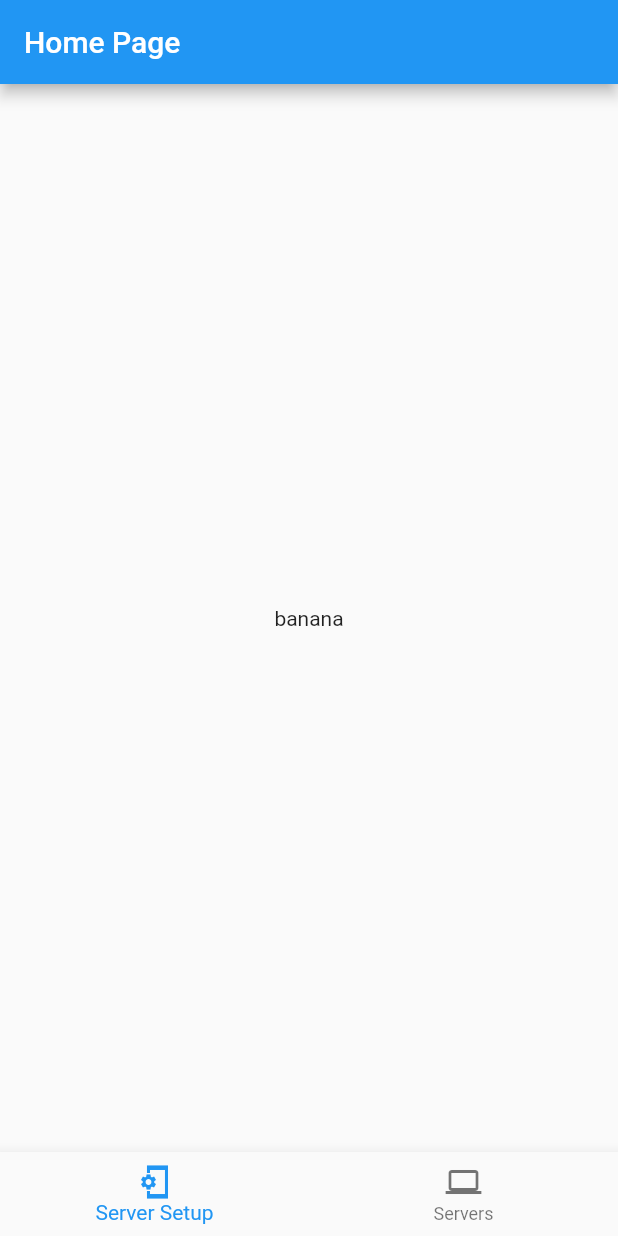
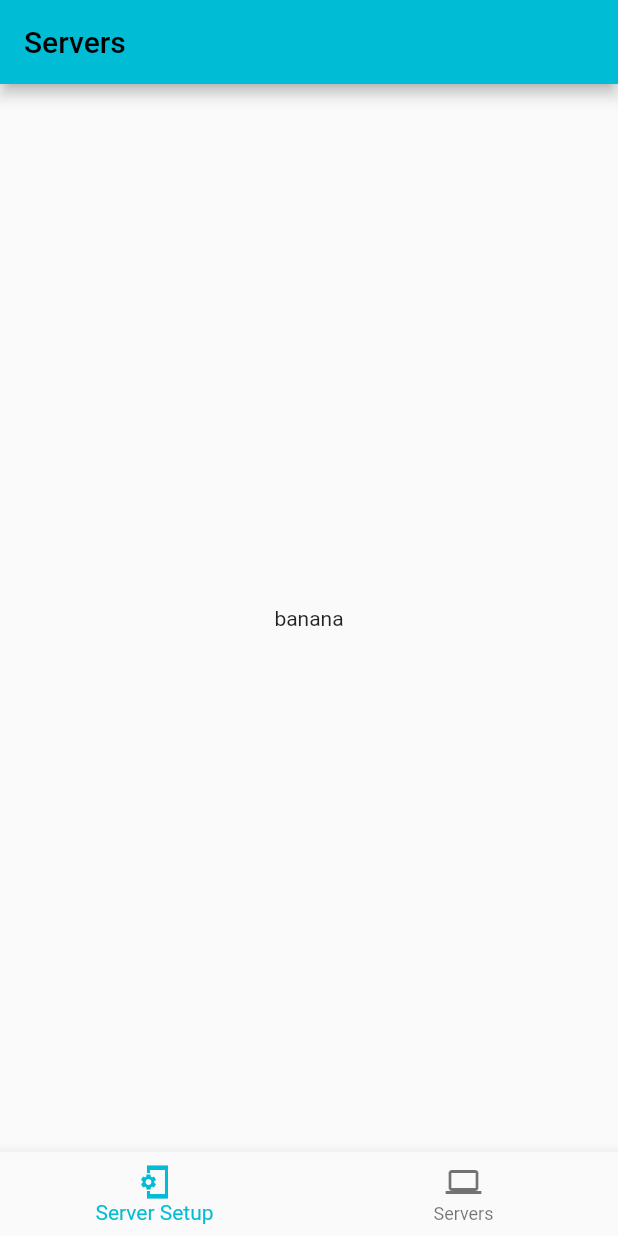
Before and after one commit to RobKabob1/uptime, a Flutter app: the screen it shows after launch, on a phone screen of 412 x 824 dp. Run offline on Flutter 3.47's test engine with Material 2 defaults, Android fonts, the phone set to English and light mode, and no system bars; our stand-ins replace go_router.

Commit message:
Setup Routing

```diff
--- a/lib/main.dart
+++ b/lib/main.dart
@@ -1,4 +1,5 @@
 import 'package:flutter/material.dart';
+import 'package:uptime/router.dart';
 
 void main() {
   runApp(const MyApp());
@@ -9,46 +10,13 @@ class MyApp extends StatelessWidget {
 
   @override
   Widget build(BuildContext context) {
-    return MaterialApp(
+    return MaterialApp.router(
+      routerConfig: router1,
+      debugShowCheckedModeBanner: false,
       title: 'Uptime',
       theme: ThemeData(
-        primarySwatch: Colors.blue,
+        primarySwatch: Colors.cyan,
       ),
-      home: const MyHomePage(title: 'Home Page'),
     );
   }
 }
-
-class MyHomePage extends StatefulWidget {
-  const MyHomePage({super.key, required this.title});
-
-  final String title;
-
-  @override
-  State<MyHomePage> createState() => _MyHomePageState();
-}
-
-class _MyHomePageState extends State<MyHomePage> {
-  @override
-  Widget build(BuildContext context) {
-    return Scaffold(
-        appBar: AppBar(
-          title: Text(widget.title),
-        ),
-        body: const Center(
-          child: Text("banana"),
-        ),
-        bottomNavigationBar: BottomNavigationBar(
-          items: const <BottomNavigationBarItem>[
-            BottomNavigationBarItem(
-              icon: Icon(Icons.phonelink_setup_sharp),
-              label: 'Server Setup',
-            ),
-            BottomNavigationBarItem(
-              icon: Icon(Icons.computer),
-              label: 'Servers',
-            ),
-          ],
-        ));
-  }
-}
--- /dev/null
+++ b/lib/router.dart
@@ -0,0 +1,25 @@
+import 'package:flutter/material.dart';
+import 'package:go_router/go_router.dart';
+import 'package:uptime/screens/servers.dart';
+import 'package:uptime/screens/serversetup.dart';
+
+final GoRouter router1 = GoRouter(
+  routes: <RouteBase>[
+    GoRoute(
+      path: '/',
+      builder: (BuildContext context, GoRouterState state) {
+        return const Servers(
+          title: 'Servers',
+        );
+      },
+      routes: <RouteBase>[
+        GoRoute(
+          path: 'serversetup',
+          builder: (BuildContext context, GoRouterState state) {
+            return const ServerSetup(title: 'ServerSetup');
+          },
+        ),
+      ],
+    ),
+  ],
+);
--- a/lib/screens/servers.dart
+++ b/lib/screens/servers.dart
@@ -0,0 +1,35 @@
+import 'package:flutter/material.dart';
+
+class Servers extends StatefulWidget {
+  const Servers({super.key, required this.title});
+
+  final String title;
+
+  @override
+  State<Servers> createState() => _ServersState();
+}
+
+class _ServersState extends State<Servers> {
+  @override
+  Widget build(BuildContext context) {
+    return Scaffold(
+        appBar: AppBar(
+          title: Text(widget.title),
+        ),
+        body: const Center(
+          child: Text("banana"),
+        ),
+        bottomNavigationBar: BottomNavigationBar(
+          items: const <BottomNavigationBarItem>[
+            BottomNavigationBarItem(
+              icon: Icon(Icons.phonelink_setup_sharp),
+              label: 'Server Setup',
+            ),
+            BottomNavigationBarItem(
+              icon: Icon(Icons.computer),
+              label: 'Servers',
+            ),
+          ],
+        ));
+  }
+}
--- a/lib/screens/serversetup.dart
+++ b/lib/screens/serversetup.dart
@@ -0,0 +1,15 @@
+import 'package:flutter/material.dart';
+
+class ServerSetup extends StatefulWidget {
+  const ServerSetup({super.key, required String title});
+
+  @override
+  State<ServerSetup> createState() => _ServerSetupState();
+}
+
+class _ServerSetupState extends State<ServerSetup> {
+  @override
+  Widget build(BuildContext context) {
+    return const Placeholder();
+  }
+}
--- a/pubspec.yaml
+++ b/pubspec.yaml
@@ -35,6 +35,7 @@ dependencies:
   # The following adds the Cupertino Icons font to your application.
   # Use with the CupertinoIcons class for iOS style icons.
   cupertino_icons: ^1.0.2
+  go_router: ^6.0.7
 
 dev_dependencies:
   flutter_test:
```
Also changed, not shown: pubspec.lock.
